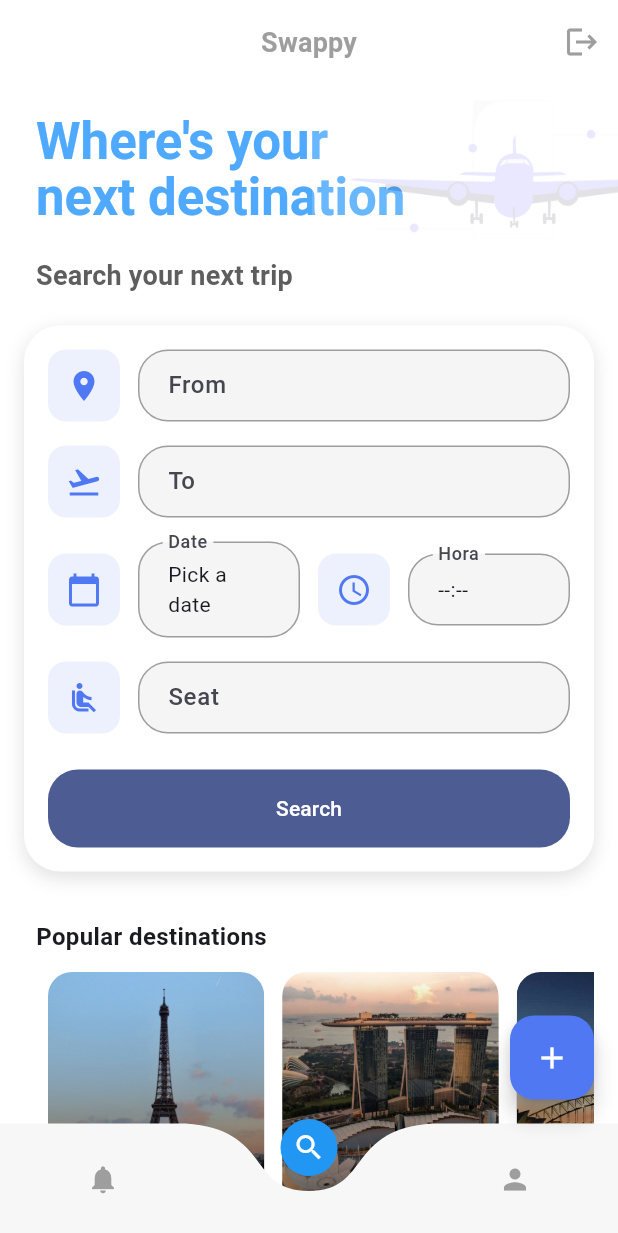
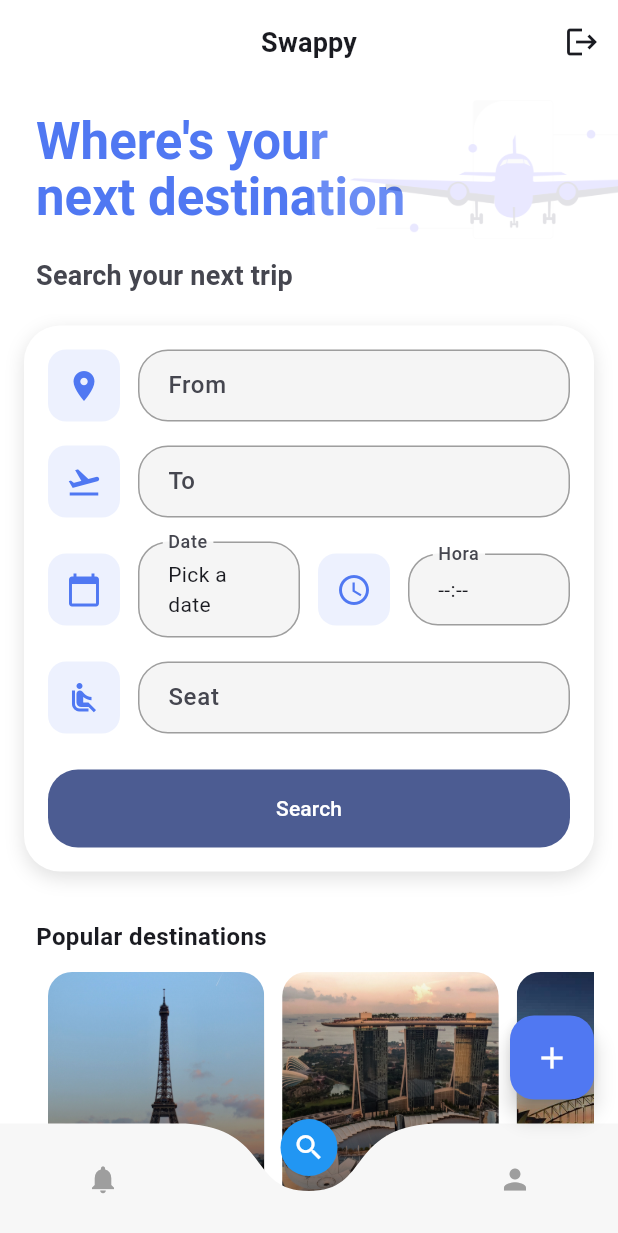
Before and after one commit to laiamarnav/Swappy, a Flutter app: the SearchScreen screen opened by its route, on a phone screen of 412 x 824 dp. Shown: the top 1233 px of the screen. Run offline on Flutter 3.47's test engine with Material 3 defaults, Android fonts, the phone set to English and light mode, and no system bars; drawn by our look-alikes of curved_navigation_bar; our stand-ins replace firebase_auth, firebase_core, get_it, shared_preferences; accounts and stored records are empty.

Commit message:
refactor: use theme colors in search screen

```diff
--- a/lib/presentation/search/search_screen.dart
+++ b/lib/presentation/search/search_screen.dart
@@ -110,21 +110,24 @@ class _SearchScreenState extends State<SearchScreen> {
             onPressed: _navigateCreate,
             tooltip: 'Create listing',
             backgroundColor: AppColors.primary,
-            child: const Icon(Icons.add, color: Colors.white),
+            child: Icon(
+              Icons.add,
+              color: Theme.of(context).colorScheme.onPrimary,
+            ),
           ),
           body: MaxWidth(
             child: Column(
               children: [
                 AppBar(
-              backgroundColor: Colors.white,
+              backgroundColor: Theme.of(context).colorScheme.background,
               elevation: 0,
               centerTitle: true,
               automaticallyImplyLeading: false,
               title: Text(
                 'Swappy',
-                style: Theme.of(
-                  context,
-                ).textTheme.titleMedium?.copyWith(color: Colors.grey),
+                style: Theme.of(context).textTheme.titleMedium?.copyWith(
+                      color: Theme.of(context).colorScheme.onBackground,
+                    ),
               ),
               actions: [
                 IconButton(
@@ -135,7 +138,10 @@ class _SearchScreenState extends State<SearchScreen> {
                       (_) => false,
                     );
                   },
-                  icon: const Icon(Icons.logout, color: Colors.grey),
+                  icon: Icon(
+                    Icons.logout,
+                    color: Theme.of(context).colorScheme.onBackground,
+                  ),
                   tooltip: 'Sign out',
                 ),
               ],
@@ -150,12 +156,12 @@ class _SearchScreenState extends State<SearchScreen> {
                       horizontal: spaceL,
                       vertical: spaceM + spaceXS,
                     ),
-                    color: Colors.white,
+                    color: Theme.of(context).colorScheme.background,
                     child: Text(
                       "Where's your\nnext destination",
                       style: Theme.of(context).textTheme.headlineLarge
                           ?.copyWith(
-                            color: const Color.fromARGB(255, 79, 170, 255),
+                            color: AppColors.primary,
                             height: 1.1,
                           ),
                     ),
@@ -189,8 +195,10 @@ class _SearchScreenState extends State<SearchScreen> {
                 child: Text(
                   'Search your next trip',
                   style: Theme.of(context).textTheme.titleMedium?.copyWith(
-                    color: const Color.fromARGB(255, 94, 94, 94),
-                  ),
+                        color: Theme.of(context)
+                            .colorScheme
+                            .onSurfaceVariant,
+                      ),
                 ),
               ),
             ),
--- a/lib/ui/theme.dart
+++ b/lib/ui/theme.dart
@@ -1,12 +1,17 @@
 import 'package:flutter/material.dart';
 
+import '../constants/app_colors.dart';
 import '../transitions.dart';
 
 ThemeData appTheme() {
-  const seed = Color(0xFF3F6FFF);
+  const seed = AppColors.primary;
   final base = ThemeData(
     useMaterial3: true,
-    colorSchemeSeed: seed,
+    colorScheme: ColorScheme.fromSeed(
+      seedColor: seed,
+      background: Colors.white,
+      surface: Colors.white,
+    ),
     pageTransitionsTheme: const PageTransitionsTheme(
       builders: {
         TargetPlatform.android: FadeTransitionsBuilder(),
```
